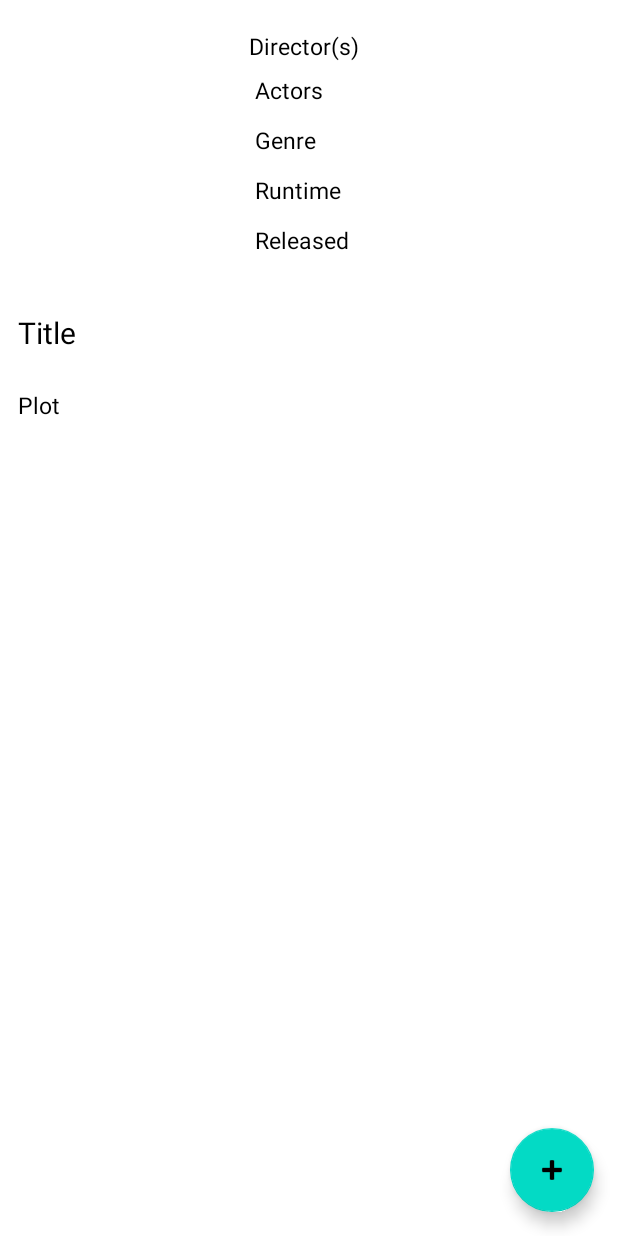
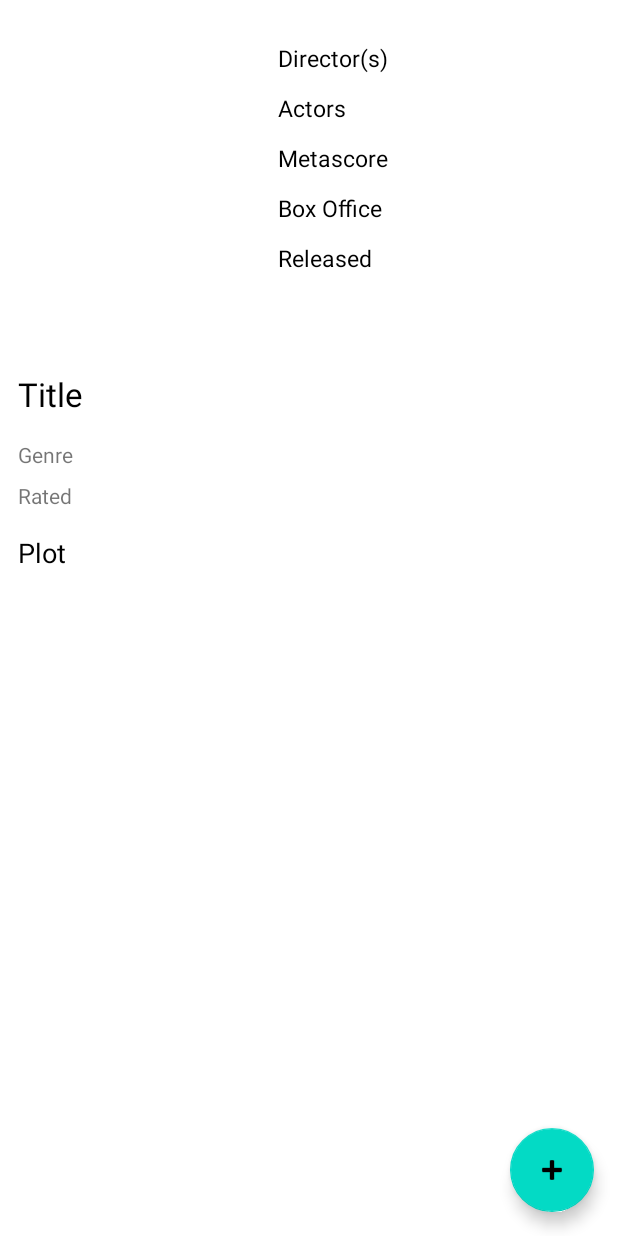
Before and after one commit to jbarrosoarr/CST438_Project01_Group6, an Android app: the layout activity_movie_details.xml on its own in the app's theme, with its tools: preview values and no code run, on a phone screen of 412 x 824 dp. Run offline under Robolectric (Android 15) with nearby library versions, the phone set to English and light mode, and no system bars.

Commit message:
Made a few more additions to the movie details layout file

```diff
--- a/app/src/main/java/com/daclink/drew/sp22/cst438_project01_starter/models/APIValues.java
+++ b/app/src/main/java/com/daclink/drew/sp22/cst438_project01_starter/models/APIValues.java
@@ -149,8 +149,11 @@ public class APIValues implements Parcelable
                         this.writer,
                         this.actors,
                         this.plot,
+                        this.metascore,
                         this.language,
                         this.poster,
+                        this.boxOffice,
+                        this.rated,
                         this.country,
                         this.runtime,
                         this.imdbID)
--- a/app/src/main/java/com/daclink/drew/sp22/cst438_project01_starter/utilities/constants.java
+++ b/app/src/main/java/com/daclink/drew/sp22/cst438_project01_starter/utilities/constants.java
@@ -16,12 +16,12 @@ public class constants {
     public static final String RELEASED = "released";
     public static final String GENRE = "genre";
     public static final String DIRECTOR = "director";
-    public static final String WRITER = "writer";
     public static final String ACTORS = "actors";
+    public static final String METASCORE = "metascore";
+    public static final String BOX_OFFICE = "boxOffice";
     public static final String PLOT = "plot";
-    public static final String LANGUAGE = "language";
     public static final String POSTER = "poster";
-    public static final String COUNTRY = "country";
+    public static final String RATED = "rated";
     public static final String RUNTIME = "runtime";
     public static final String IMDB_ID = "imdbId";
 }
--- a/app/src/main/res/layout/activity_movie_details.xml
+++ b/app/src/main/res/layout/activity_movie_details.xml
@@ -24,8 +24,8 @@
 
             <ImageView
                 android:id="@+id/movie_details_imageview"
-                android:layout_width="130dp"
-                android:layout_height="160dp"
+                android:layout_width="145dp"
+                android:layout_height="200dp"
                 android:layout_margin="18dp" />
 
             <LinearLayout
@@ -38,6 +38,8 @@
                     android:id="@+id/movie_details_director"
                     android:layout_width="match_parent"
                     android:layout_height="wrap_content"
+                    android:layout_marginTop="4dp"
+                    android:padding="4dp"
                     android:text="@string/director"
                     android:textColor="@color/black"
                     android:textSize="15sp"/>
@@ -53,22 +55,22 @@
                     android:textSize="15sp" />
 
                 <TextView
-                    android:id="@+id/movie_details_genre"
+                    android:id="@+id/movie_details_metascore"
                     android:layout_width="match_parent"
                     android:layout_height="wrap_content"
                     android:layout_marginTop="4dp"
                     android:padding="4dp"
-                    android:text="@string/genre"
+                    android:text="@string/metascore"
                     android:textColor="@color/black"
                     android:textSize="15sp" />
 
                 <TextView
-                    android:id="@+id/movie_details_runtime"
+                    android:id="@+id/movie_details_box_office"
                     android:layout_width="match_parent"
                     android:layout_height="wrap_content"
                     android:layout_marginTop="4dp"
                     android:padding="4dp"
-                    android:text="@string/runtime"
+                    android:text="@string/box_office"
                     android:textColor="@color/black"
                     android:textSize="15sp" />
 
@@ -94,7 +96,25 @@
             android:padding="4dp"
             android:text="@string/title"
             android:textColor="@color/black"
-            android:textSize="20sp" />
+            android:textSize="22sp" />
+
+        <TextView
+            android:id="@+id/movie_details_genre"
+            android:layout_width="match_parent"
+            android:layout_height="wrap_content"
+            android:layout_marginStart="8dp"
+            android:padding="4dp"
+            android:text="@string/genre"
+            android:textSize="14sp" />
+
+        <TextView
+            android:id="@+id/movie_details_rated"
+            android:layout_width="match_parent"
+            android:layout_height="wrap_content"
+            android:layout_marginStart="8dp"
+            android:padding="4dp"
+            android:text="@string/rated"
+            android:textSize="14sp" />
 
         <TextView
             android:id="@+id/movie_details_plot"
@@ -104,7 +124,7 @@
             android:padding="4dp"
             android:text="@string/plot"
             android:textColor="@color/black"
-            android:textSize="15sp" />
+            android:textSize="18sp" />
 
     </LinearLayout>
 
--- a/app/src/main/res/values/strings.xml
+++ b/app/src/main/res/values/strings.xml
@@ -31,6 +31,9 @@
     <string name="exit">Exit</string>
     <string name="genre">Genre</string>
     <string name="actors">Actors</string>
+    <string name="metascore">Metascore</string>
+    <string name="box_office">Box Office</string>
+    <string name="rated">Rated</string>
     =======
 
 
```
Also changed, not shown: app/src/main/java/com/daclink/drew/sp22/cst438_project01_starter/MovieDetailsActivity.java (+27 -21 lines), app/src/main/java/com/daclink/drew/sp22/cst438_project01_starter/db/MovieEntity.java (+0 -108 lines).
